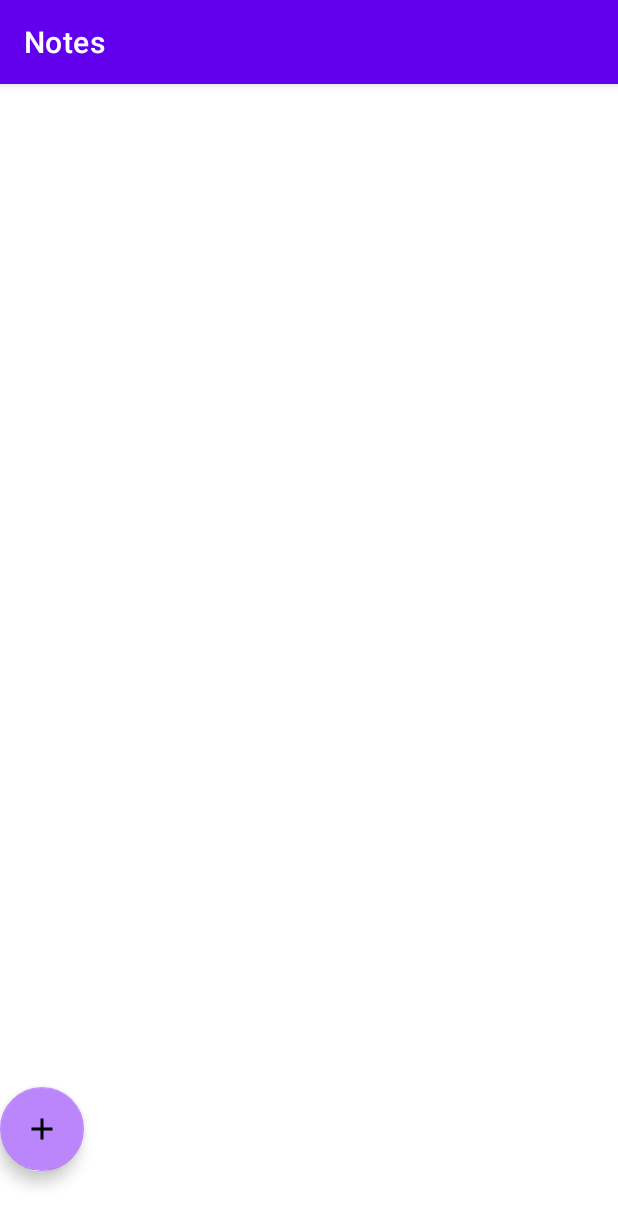
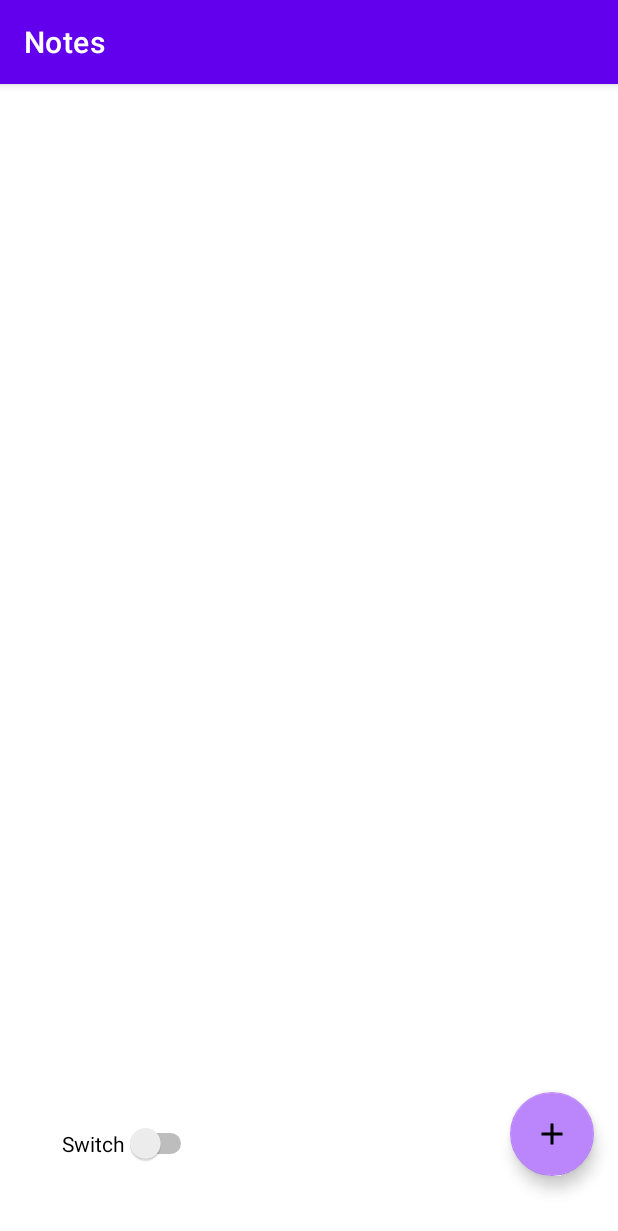
Before and after one commit to divya-evo/NotesAppFinal, an Android app: the screen it shows after launch (MainActivity), on a phone screen of 412 x 824 dp. Shown: the top 1231 px of the screen. Run offline under Robolectric (Android 15) with nearby library versions, the phone set to English and light mode, and no system bars.

Commit message:
main page styling updated

```diff
--- a/NotesApp5/app/src/main/java/com/example/notesapp4/MainActivity.java
+++ b/NotesApp5/app/src/main/java/com/example/notesapp4/MainActivity.java
@@ -75,11 +75,25 @@ public class MainActivity extends AppCompatActivity {
 //        list.add(new RecyclerEntity("This is the best title", "some random text", false));
 //        list.add(new RecyclerEntity("This is the second-best title", "some random text", false));
     }
+
+    /**************************************** DATABASE ****************************************/
     @Override
     protected void onActivityResult(int requestCode, int resultCode, @Nullable Intent data) {
         super.onActivityResult(requestCode, resultCode, data);
         if(requestCode == 1){
             recreate();
+        }
+    }
+    void storeInArray() {
+        Cursor cursor = myDB.readAllData();
+        if (cursor.getCount() == 0) {
+            Toast.makeText(this, "No data to display", Toast.LENGTH_SHORT).show();
+        } else {
+            while (cursor.moveToNext()) {
+                noteId.add(cursor.getString(0));
+                noteTitle.add(cursor.getString(1));
+                noteContent.add(cursor.getString(2));
+            }
         }
     }
 
@@ -141,18 +155,8 @@ public class MainActivity extends AppCompatActivity {
 //        }
 //    }
 
-        void storeInArray() {
-            Cursor cursor = myDB.readAllData();
-            if (cursor.getCount() == 0) {
-                Toast.makeText(this, "No data to display", Toast.LENGTH_SHORT).show();
-            } else {
-                while (cursor.moveToNext()) {
-                    noteId.add(cursor.getString(0));
-                    noteTitle.add(cursor.getString(1));
-                    noteContent.add(cursor.getString(2));
-                }
-            }
-        }
+
+
 
 
 }
--- a/NotesApp5/app/src/main/res/layout/activity_main.xml
+++ b/NotesApp5/app/src/main/res/layout/activity_main.xml
@@ -1,32 +1,65 @@
 <?xml version="1.0" encoding="utf-8"?>
-<LinearLayout xmlns:android="http://schemas.android.com/apk/res/android"
+<androidx.constraintlayout.widget.ConstraintLayout xmlns:android="http://schemas.android.com/apk/res/android"
     xmlns:app="http://schemas.android.com/apk/res-auto"
     xmlns:tools="http://schemas.android.com/tools"
     android:layout_width="match_parent"
     android:layout_height="match_parent"
-    android:background="@color/white"
+    android:background="@color/background_light"
     android:orientation="vertical"
-    tools:context=".MainActivity"
-    android:weightSum="100">
+    android:weightSum="100"
+    tools:context=".MainActivity">
 
+    <LinearLayout
+        android:id="@+id/linearLayout3"
+        android:layout_width="match_parent"
+        android:layout_height="wrap_content"
+        tools:ignore="MissingConstraints,Orientation">
+
+        <!--        <include-->
+        <!--            android:id="@+id/include"-->
+        <!--            layout="@layout/toolbar"-->
+        <!--            app:layout_constraintEnd_toEndOf="parent"-->
+        <!--            app:layout_constraintStart_toStartOf="parent"-->
+        <!--            app:layout_constraintTop_toTopOf="parent" />-->
+    </LinearLayout>
+
+
+    <com.google.android.material.floatingactionbutton.FloatingActionButton
+        android:id="@+id/add_button"
+        android:layout_width="wrap_content"
+        android:layout_height="wrap_content"
+        android:layout_marginEnd="16dp"
+        android:layout_marginRight="16dp"
+        android:layout_marginBottom="40dp"
+        android:clickable="true"
+        android:focusable="true"
+        app:backgroundTint="@color/add_light"
+        app:layout_constraintBottom_toBottomOf="parent"
+        app:layout_constraintEnd_toEndOf="@+id/recyclerview"
+        app:rippleColor="@color/white"
+        app:srcCompat="@drawable/add"
+        tools:ignore="VectorDrawableCompat" />
 
     <androidx.recyclerview.widget.RecyclerView
         android:id="@+id/recyclerview"
         android:layout_width="match_parent"
-        android:layout_height="476dp"
-        android:layout_weight="80" />
+        android:layout_height="wrap_content"
+        android:layout_marginTop="12dp"
+        app:layout_constraintEnd_toEndOf="parent"
+        app:layout_constraintHorizontal_bias="1.0"
+        app:layout_constraintStart_toStartOf="parent"
+        app:layout_constraintTop_toBottomOf="@+id/linearLayout3" />
 
-    <com.google.android.material.floatingactionbutton.FloatingActionButton
-        android:id="@+id/add_button"
-        android:layout_width="match_parent"
+    <Switch
+        android:id="@+id/switch_mode"
+        android:layout_width="wrap_content"
         android:layout_height="wrap_content"
-        android:layout_marginTop="20dp"
-        android:clickable="true"
-        android:focusable="true"
-        app:backgroundTint="@color/purple_200"
-        app:rippleColor="@color/white"
-        app:srcCompat="@drawable/add"
-        tools:ignore="VectorDrawableCompat" />
+        android:layout_marginStart="41dp"
+        android:layout_marginLeft="41dp"
+        android:layout_marginBottom="48dp"
+        android:text="Switch"
+        app:layout_constraintBottom_toBottomOf="parent"
+        app:layout_constraintStart_toStartOf="parent" />
 
 
-</LinearLayout>
+</androidx.constraintlayout.widget.ConstraintLayout>
```
